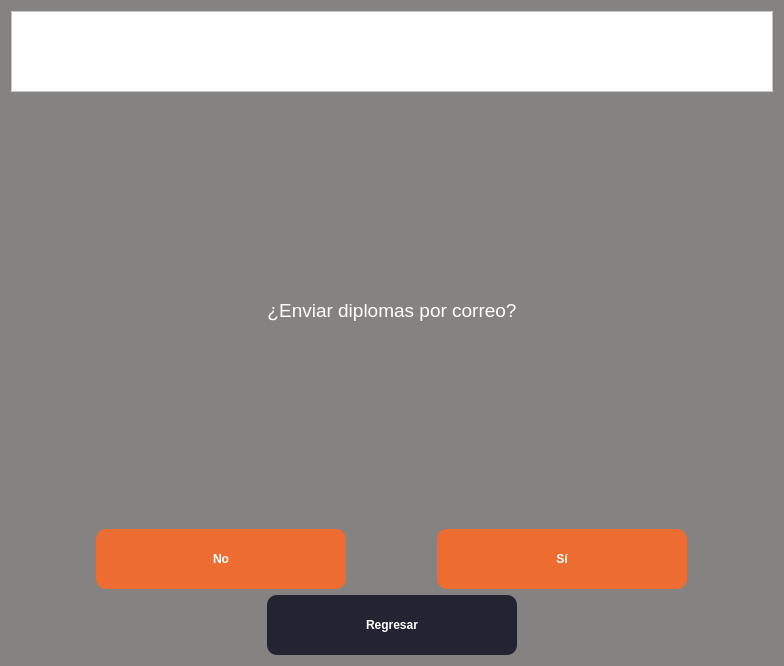
RicarlOz/DiplomaGenerator, file ui/SendMailsQuestion.ui: the form before one commit.
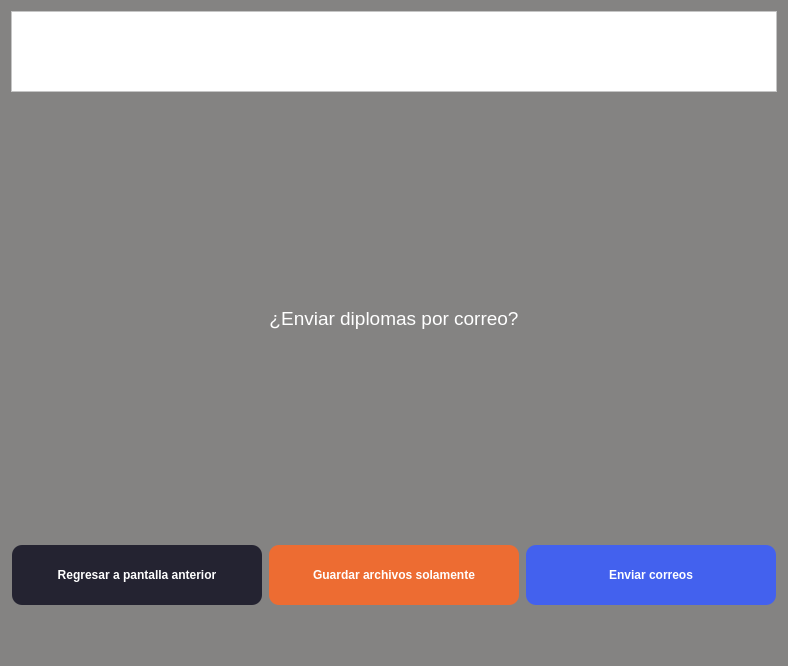
The form after the commit. Icons and pictures are not drawn.

Commit message: UI changes & mail sending feature

```diff
--- a/ui/SendMailsQuestion.ui
+++ b/ui/SendMailsQuestion.ui
@@ -6,7 +6,7 @@
    <rect>
     <x>0</x>
     <y>0</y>
-    <width>784</width>
+    <width>788</width>
     <height>666</height>
    </rect>
   </property>
@@ -85,70 +85,9 @@
    </item>
    <item>
     <layout class="QHBoxLayout" name="horizontalLayout">
-     <item>
-      <widget class="QPushButton" name="btnNo">
-       <property name="sizePolicy">
-        <sizepolicy hsizetype="Maximum" vsizetype="Fixed">
-         <horstretch>0</horstretch>
-         <verstretch>0</verstretch>
-        </sizepolicy>
-       </property>
-       <property name="minimumSize">
-        <size>
-         <width>250</width>
-         <height>60</height>
-        </size>
-       </property>
-       <property name="font">
-        <font>
-         <pointsize>9</pointsize>
-         <weight>75</weight>
-         <bold>true</bold>
-        </font>
-       </property>
-       <property name="styleSheet">
-        <string notr="true">background-color: rgb(237, 108, 50);
-border-radius: 10px</string>
-       </property>
-       <property name="text">
-        <string>No</string>
-       </property>
-      </widget>
-     </item>
-     <item>
-      <widget class="QPushButton" name="btnYes">
-       <property name="sizePolicy">
-        <sizepolicy hsizetype="Maximum" vsizetype="Fixed">
-         <horstretch>0</horstretch>
-         <verstretch>0</verstretch>
-        </sizepolicy>
-       </property>
-       <property name="minimumSize">
-        <size>
-         <width>250</width>
-         <height>60</height>
-        </size>
-       </property>
-       <property name="font">
-        <font>
-         <pointsize>9</pointsize>
-         <weight>75</weight>
-         <bold>true</bold>
-        </font>
-       </property>
-       <property name="styleSheet">
-        <string notr="true">background-color: rgb(237, 108, 50);
-border-radius: 10px</string>
-       </property>
-       <property name="text">
-        <string>Sí</string>
-       </property>
-      </widget>
-     </item>
-    </layout>
-   </item>
-   <item>
-    <layout class="QHBoxLayout" name="horizontalLayout_2">
+     <property name="bottomMargin">
+      <number>50</number>
+     </property>
      <item>
       <widget class="QPushButton" name="btnBack">
        <property name="sizePolicy">
@@ -175,7 +114,68 @@
 border-radius: 10px</string>
        </property>
        <property name="text">
-        <string>Regresar</string>
+        <string>Regresar a pantalla anterior</string>
+       </property>
+      </widget>
+     </item>
+     <item>
+      <widget class="QPushButton" name="btnNo">
+       <property name="sizePolicy">
+        <sizepolicy hsizetype="Maximum" vsizetype="Fixed">
+         <horstretch>0</horstretch>
+         <verstretch>0</verstretch>
+        </sizepolicy>
+       </property>
+       <property name="minimumSize">
+        <size>
+         <width>250</width>
+         <height>60</height>
+        </size>
+       </property>
+       <property name="font">
+        <font>
+         <pointsize>9</pointsize>
+         <weight>75</weight>
+         <bold>true</bold>
+        </font>
+       </property>
+       <property name="styleSheet">
+        <string notr="true">background-color: rgb(237, 108, 50);
+border-radius: 10px</string>
+       </property>
+       <property name="text">
+        <string>Guardar archivos solamente</string>
+       </property>
+      </widget>
+     </item>
+     <item>
+      <widget class="QPushButton" name="btnYes">
+       <property name="sizePolicy">
+        <sizepolicy hsizetype="Maximum" vsizetype="Fixed">
+         <horstretch>0</horstretch>
+         <verstretch>0</verstretch>
+        </sizepolicy>
+       </property>
+       <property name="minimumSize">
+        <size>
+         <width>250</width>
+         <height>60</height>
+        </size>
+       </property>
+       <property name="font">
+        <font>
+         <pointsize>9</pointsize>
+         <weight>75</weight>
+         <bold>true</bold>
+        </font>
+       </property>
+       <property name="styleSheet">
+        <string notr="true">border-radius: 10px;
+background-color: #4361EE
+</string>
+       </property>
+       <property name="text">
+        <string>Enviar correos</string>
        </property>
       </widget>
      </item>
```
The commit also changes 2 other files.
